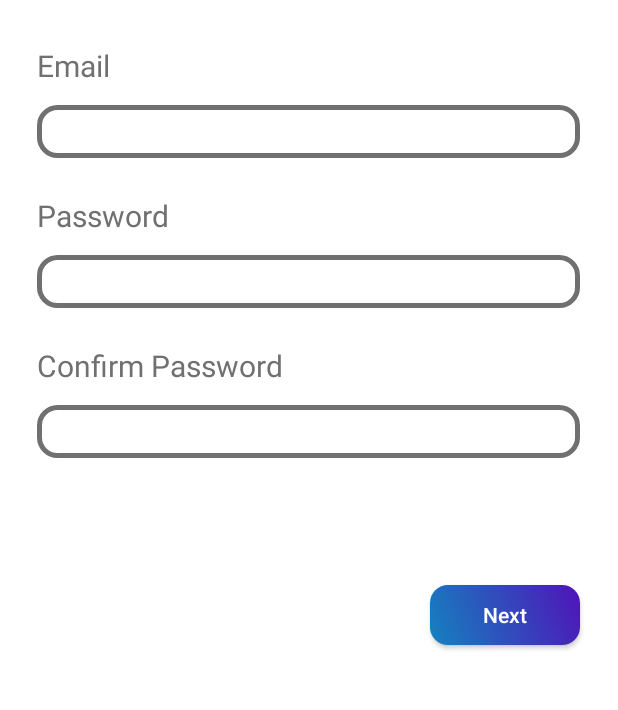
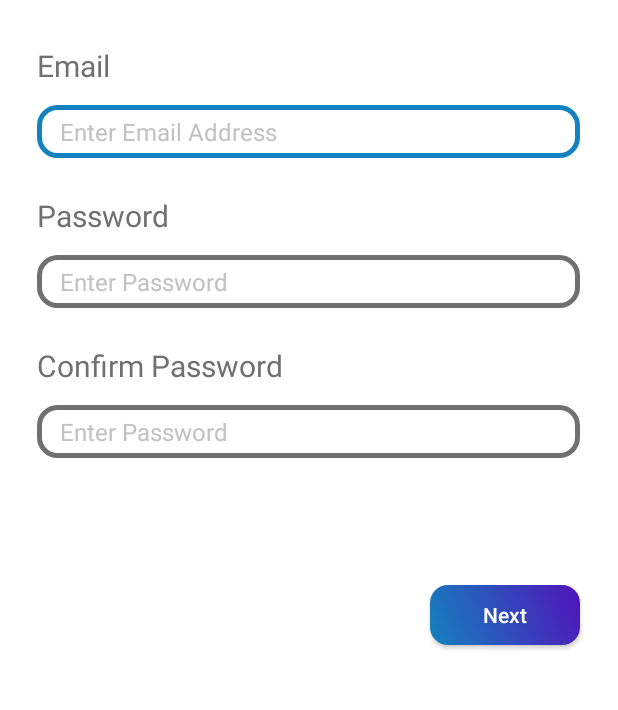
Before and after one commit to Some-Cool-Name/Social-Media-Market-Place-Clone-Project, an Android app: the SignUp screen opened directly, with no data from a screen before it, on a phone screen of 412 x 824 dp, the part 375-1085 px from its top. Run offline under Robolectric (Android 15) with nearby library versions, the phone set to English and light mode, and no system bars.

Commit message:
Reitumetse Android Studio

```diff
--- a/app/src/main/res/drawable-v24/textfield_style.xml
+++ b/app/src/main/res/drawable-v24/textfield_style.xml
@@ -1,6 +1,16 @@
 <?xml version="1.0" encoding="utf-8"?>
-<shape xmlns:android="http://schemas.android.com/apk/res/android">
-    <corners android:radius="12dp" />
+<selector xmlns:android="http://schemas.android.com/apk/res/android">
+    <item android:state_enabled="true" android:state_focused="true">
+        <shape>
+            <corners android:radius="12dp" />
+            <stroke android:width="5px" android:color="@color/blue2" />
+        </shape>
+    </item>
 
-    <stroke android:width="5px" android:color="@color/grey" />
-</shape>
+    <item android:state_enabled="true">
+        <shape>
+            <corners android:radius="12dp" />
+            <stroke android:width="5px" android:color="@color/grey" />
+        </shape>
+    </item>
+</selector>
--- a/app/src/main/res/drawable/add.xml
+++ /dev/null
@@ -1,5 +0,0 @@
-<vector android:alpha="0.6" android:height="24dp" android:tint="#707070"
-    android:viewportHeight="24" android:viewportWidth="24"
-    android:width="24dp" xmlns:android="http://schemas.android.com/apk/res/android">
-    <path android:fillColor="@android:color/white" android:pathData="M12,2C6.48,2 2,6.48 2,12s4.48,10 10,10 10,-4.48 10,-10S17.52,2 12,2zM17,13h-4v4h-2v-4L7,13v-2h4L11,7h2v4h4v2z"/>
-</vector>
--- a/app/src/main/res/drawable/button_style.xml
+++ b/app/src/main/res/drawable/button_style.xml
@@ -1,11 +1,16 @@
 <?xml version="1.0" encoding="utf-8"?>
-<shape xmlns:android="http://schemas.android.com/apk/res/android">
+<selector xmlns:android="http://schemas.android.com/apk/res/android">
+<item android:state_pressed="true">
+    <shape>
+        <gradient android:angle="45" android:startColor="@color/blue" android:endColor="@color/purple" android:type="linear"/>
+        <corners android:radius="12dp" />
+    </shape>
+</item>
 
-    <gradient
-        android:angle="45"
-        android:startColor="@color/blue2"
-        android:endColor="@color/purple2"
-        android:type="linear"/>
-
-    <corners android:radius="12dp" />
-</shape>
+<item android:state_pressed="false">
+    <shape>
+        <gradient android:angle="45" android:startColor="@color/blue2" android:endColor="@color/purple2" android:type="linear"/>
+        <corners android:radius="12dp" />
+    </shape>
+</item>
+</selector>
--- a/app/src/main/res/layout/activity_sign_up.xml
+++ b/app/src/main/res/layout/activity_sign_up.xml
@@ -87,7 +87,10 @@
                 android:background="@drawable/textfield_style"
                 android:textColor="@color/grey"
 
-                android:ems="10"
+                android:textSize="16dp"
+                android:hint="Enter Email Address"
+                android:textColorHint="@color/grey2"
+
                 android:inputType="textEmailAddress"
                 />
             // **************************************************************
@@ -123,7 +126,10 @@
                 android:background="@drawable/textfield_style"
                 android:textColor="@color/grey"
 
-                android:ems="10"
+                android:textSize="16dp"
+                android:hint="Enter Password"
+                android:textColorHint="@color/grey2"
+
                 android:inputType="textPassword"
                 />
             // **************************************************************
@@ -159,7 +165,10 @@
                 android:background="@drawable/textfield_style"
                 android:textColor="@color/grey"
 
-                android:ems="10"
+                android:textSize="16dp"
+                android:hint="Enter Password"
+                android:textColorHint="@color/grey2"
+
                 android:inputType="textPassword"
                 />
             // **************************************************************
--- a/app/src/main/res/values/colors.xml
+++ b/app/src/main/res/values/colors.xml
@@ -10,6 +10,8 @@
     <color name="white">#fff</color>
     <color name="lightgrey">#e1e1e1</color>
     <color name="grey">#707070</color>
+    <color name="grey2">#c2c2c2</color>
+
 
     <color name="purple">#9561ee</color>
     <color name="blue">#1db6ef</color>
```
Also changed, not shown: app/src/main/java/com/example/social_media_market_place_clone_project/SignUp2.java (+12 -1 lines), app/src/main/res/drawable/button_style2.xml (+15 -4 lines), app/src/main/res/drawable/spinner_style.xml (deleted, +0 -15 lines), app/src/main/res/layout/activity_sign_in.xml (+8 -2 lines), app/src/main/res/layout/activity_sign_up2.xml (+17 -10 lines).
